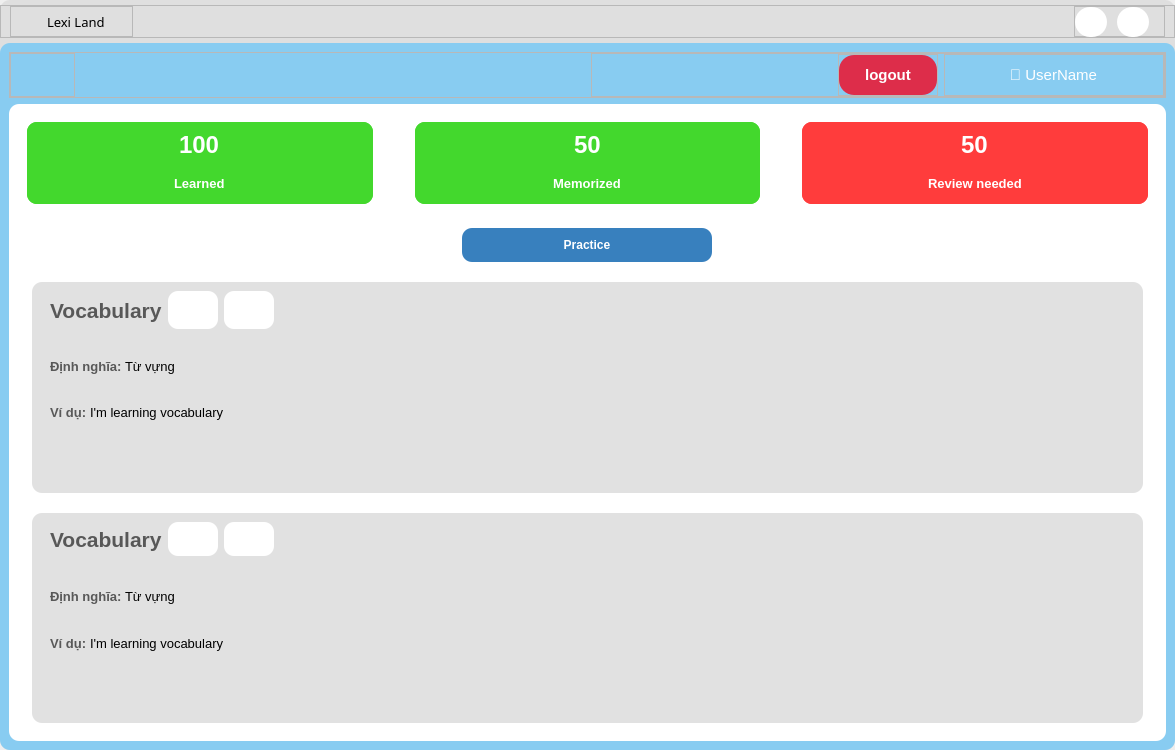
This is UI/forms/topic_word.ui in yuukun123/LexiLand as Qt 5 draws it before an edit. The edited form follows.
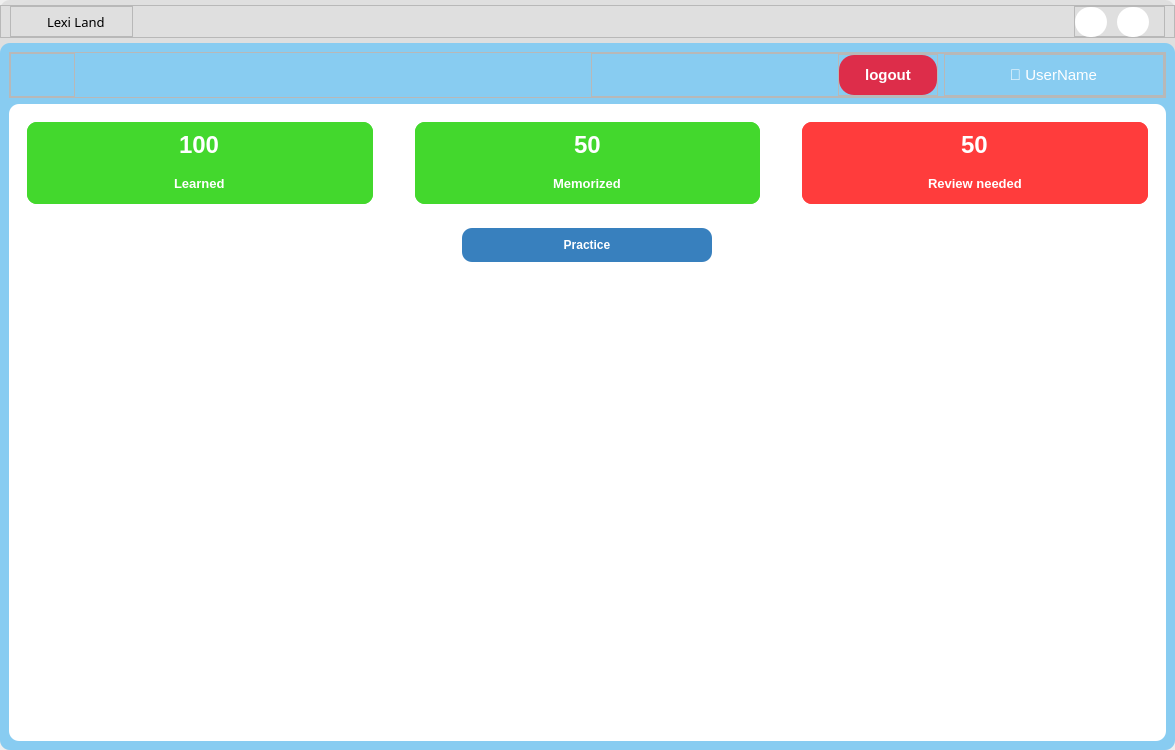
This is the edited form. Icons and pictures are not drawn.

What changed in the file:
```diff
--- a/UI/forms/topic_word.ui
+++ b/UI/forms/topic_word.ui
@@ -1111,745 +1111,6 @@
                        <property name="bottomMargin">
                         <number>0</number>
                        </property>
-                       <item>
-                        <widget class="QFrame" name="frame_29">
-                         <property name="styleSheet">
-                          <string notr="true">background-color: rgb(225, 225, 225);</string>
-                         </property>
-                         <property name="frameShape">
-                          <enum>QFrame::StyledPanel</enum>
-                         </property>
-                         <property name="frameShadow">
-                          <enum>QFrame::Raised</enum>
-                         </property>
-                         <layout class="QVBoxLayout" name="verticalLayout_18">
-                          <property name="spacing">
-                           <number>0</number>
-                          </property>
-                          <item alignment="Qt::AlignLeft">
-                           <widget class="QFrame" name="frame_27">
-                            <property name="frameShape">
-                             <enum>QFrame::StyledPanel</enum>
-                            </property>
-                            <property name="frameShadow">
-                             <enum>QFrame::Raised</enum>
-                            </property>
-                            <layout class="QHBoxLayout" name="horizontalLayout_6">
-                             <property name="leftMargin">
-                              <number>0</number>
-                             </property>
-                             <property name="topMargin">
-                              <number>0</number>
-                             </property>
-                             <property name="rightMargin">
-                              <number>0</number>
-                             </property>
-                             <property name="bottomMargin">
-                              <number>10</number>
-                             </property>
-                             <item>
-                              <widget class="QFrame" name="frame_26">
-                               <property name="frameShape">
-                                <enum>QFrame::StyledPanel</enum>
-                               </property>
-                               <property name="frameShadow">
-                                <enum>QFrame::Raised</enum>
-                               </property>
-                               <layout class="QHBoxLayout" name="horizontalLayout_7">
-                                <property name="topMargin">
-                                 <number>0</number>
-                                </property>
-                                <property name="rightMargin">
-                                 <number>0</number>
-                                </property>
-                                <property name="bottomMargin">
-                                 <number>0</number>
-                                </property>
-                                <item>
-                                 <widget class="QLabel" name="vocab">
-                                  <property name="font">
-                                   <font>
-                                    <pointsize>16</pointsize>
-                                    <weight>75</weight>
-                                    <bold>true</bold>
-                                   </font>
-                                  </property>
-                                  <property name="styleSheet">
-                                   <string notr="true">color: rgb(88, 88, 88);</string>
-                                  </property>
-                                  <property name="text">
-                                   <string>Vocabulary</string>
-                                  </property>
-                                 </widget>
-                                </item>
-                               </layout>
-                              </widget>
-                             </item>
-                             <item>
-                              <widget class="QFrame" name="soundBtn">
-                               <property name="cursor">
-                                <cursorShape>PointingHandCursor</cursorShape>
-                               </property>
-                               <property name="styleSheet">
-                                <string notr="true">background-color: rgb(255, 255, 255);</string>
-                               </property>
-                               <property name="frameShape">
-                                <enum>QFrame::StyledPanel</enum>
-                               </property>
-                               <property name="frameShadow">
-                                <enum>QFrame::Raised</enum>
-                               </property>
-                               <layout class="QHBoxLayout" name="horizontalLayout_8">
-                                <item>
-                                 <widget class="QPushButton" name="pushButton">
-                                  <property name="text">
-                                   <string/>
-                                  </property>
-                                  <property name="icon">
-                                   <iconset resource="../../resource/resource.qrc">
-                                    <normaloff>:/icon/UI/icons/speaker-64.ico</normaloff>:/icon/UI/icons/speaker-64.ico</iconset>
-                                  </property>
-                                  <property name="iconSize">
-                                   <size>
-                                    <width>17</width>
-                                    <height>17</height>
-                                   </size>
-                                  </property>
-                                 </widget>
-                                </item>
-                               </layout>
-                              </widget>
-                             </item>
-                             <item>
-                              <widget class="QFrame" name="editBtn">
-                               <property name="cursor">
-                                <cursorShape>PointingHandCursor</cursorShape>
-                               </property>
-                               <property name="styleSheet">
-                                <string notr="true">background-color: rgb(255, 255, 255);</string>
-                               </property>
-                               <property name="frameShape">
-                                <enum>QFrame::StyledPanel</enum>
-                               </property>
-                               <property name="frameShadow">
-                                <enum>QFrame::Raised</enum>
-                               </property>
-                               <layout class="QHBoxLayout" name="horizontalLayout_9">
-                                <item>
-                                 <widget class="QPushButton" name="pushButton_2">
-                                  <property name="text">
-                                   <string/>
-                                  </property>
-                                  <property name="icon">
-                                   <iconset resource="../../resource/resource.qrc">
-                                    <normaloff>:/icon/UI/icons/edit-11-64.ico</normaloff>:/icon/UI/icons/edit-11-64.ico</iconset>
-                                  </property>
-                                  <property name="iconSize">
-                                   <size>
-                                    <width>18</width>
-                                    <height>18</height>
-                                   </size>
-                                  </property>
-                                 </widget>
-                                </item>
-                               </layout>
-                              </widget>
-                             </item>
-                            </layout>
-                           </widget>
-                          </item>
-                          <item alignment="Qt::AlignLeft">
-                           <widget class="QFrame" name="frame_25">
-                            <property name="font">
-                             <font>
-                              <pointsize>2</pointsize>
-                             </font>
-                            </property>
-                            <property name="frameShape">
-                             <enum>QFrame::StyledPanel</enum>
-                            </property>
-                            <property name="frameShadow">
-                             <enum>QFrame::Raised</enum>
-                            </property>
-                            <layout class="QHBoxLayout" name="horizontalLayout_10">
-                             <property name="spacing">
-                              <number>0</number>
-                             </property>
-                             <property name="leftMargin">
-                              <number>0</number>
-                             </property>
-                             <property name="topMargin">
-                              <number>0</number>
-                             </property>
-                             <property name="bottomMargin">
-                              <number>0</number>
-                             </property>
-                             <item>
-                              <widget class="QFrame" name="frame_31">
-                               <property name="frameShape">
-                                <enum>QFrame::StyledPanel</enum>
-                               </property>
-                               <property name="frameShadow">
-                                <enum>QFrame::Raised</enum>
-                               </property>
-                               <layout class="QHBoxLayout" name="horizontalLayout_15">
-                                <property name="rightMargin">
-                                 <number>3</number>
-                                </property>
-                                <property name="bottomMargin">
-                                 <number>3</number>
-                                </property>
-                                <item>
-                                 <widget class="QLabel" name="label_11">
-                                  <property name="font">
-                                   <font>
-                                    <pointsize>10</pointsize>
-                                    <weight>75</weight>
-                                    <bold>true</bold>
-                                   </font>
-                                  </property>
-                                  <property name="styleSheet">
-                                   <string notr="true">color: rgb(88, 88, 88);</string>
-                                  </property>
-                                  <property name="text">
-                                   <string>Định nghĩa:</string>
-                                  </property>
-                                 </widget>
-                                </item>
-                               </layout>
-                              </widget>
-                             </item>
-                             <item>
-                              <widget class="QFrame" name="frame_32">
-                               <property name="frameShape">
-                                <enum>QFrame::StyledPanel</enum>
-                               </property>
-                               <property name="frameShadow">
-                                <enum>QFrame::Raised</enum>
-                               </property>
-                               <layout class="QHBoxLayout" name="horizontalLayout_16">
-                                <property name="leftMargin">
-                                 <number>0</number>
-                                </property>
-                                <property name="bottomMargin">
-                                 <number>3</number>
-                                </property>
-                                <item>
-                                 <widget class="QLabel" name="define">
-                                  <property name="font">
-                                   <font>
-                                    <pointsize>10</pointsize>
-                                   </font>
-                                  </property>
-                                  <property name="text">
-                                   <string>Từ vựng</string>
-                                  </property>
-                                 </widget>
-                                </item>
-                               </layout>
-                              </widget>
-                             </item>
-                            </layout>
-                           </widget>
-                          </item>
-                          <item alignment="Qt::AlignLeft">
-                           <widget class="QFrame" name="frame_24">
-                            <property name="frameShape">
-                             <enum>QFrame::StyledPanel</enum>
-                            </property>
-                            <property name="frameShadow">
-                             <enum>QFrame::Raised</enum>
-                            </property>
-                            <layout class="QHBoxLayout" name="horizontalLayout_13">
-                             <property name="spacing">
-                              <number>0</number>
-                             </property>
-                             <property name="leftMargin">
-                              <number>0</number>
-                             </property>
-                             <property name="topMargin">
-                              <number>0</number>
-                             </property>
-                             <property name="bottomMargin">
-                              <number>0</number>
-                             </property>
-                             <item>
-                              <widget class="QFrame" name="frame_34">
-                               <property name="frameShape">
-                                <enum>QFrame::StyledPanel</enum>
-                               </property>
-                               <property name="frameShadow">
-                                <enum>QFrame::Raised</enum>
-                               </property>
-                               <layout class="QHBoxLayout" name="horizontalLayout_17">
-                                <property name="rightMargin">
-                                 <number>3</number>
-                                </property>
-                                <item>
-                                 <widget class="QLabel" name="label_12">
-                                  <property name="font">
-                                   <font>
-                                    <pointsize>10</pointsize>
-                                    <weight>75</weight>
-                                    <bold>true</bold>
-                                   </font>
-                                  </property>
-                                  <property name="styleSheet">
-                                   <string notr="true">color: rgb(88, 88, 88);</string>
-                                  </property>
-                                  <property name="text">
-                                   <string>Ví dụ:</string>
-                                  </property>
-                                 </widget>
-                                </item>
-                               </layout>
-                              </widget>
-                             </item>
-                             <item>
-                              <widget class="QFrame" name="frame_35">
-                               <property name="frameShape">
-                                <enum>QFrame::StyledPanel</enum>
-                               </property>
-                               <property name="frameShadow">
-                                <enum>QFrame::Raised</enum>
-                               </property>
-                               <layout class="QHBoxLayout" name="horizontalLayout_18">
-                                <property name="leftMargin">
-                                 <number>0</number>
-                                </property>
-                                <item>
-                                 <widget class="QLabel" name="example">
-                                  <property name="font">
-                                   <font>
-                                    <pointsize>10</pointsize>
-                                   </font>
-                                  </property>
-                                  <property name="text">
-                                   <string>I'm learning vocabulary</string>
-                                  </property>
-                                 </widget>
-                                </item>
-                               </layout>
-                              </widget>
-                             </item>
-                            </layout>
-                           </widget>
-                          </item>
-                          <item alignment="Qt::AlignRight">
-                           <widget class="QFrame" name="frame_23">
-                            <property name="frameShape">
-                             <enum>QFrame::StyledPanel</enum>
-                            </property>
-                            <property name="frameShadow">
-                             <enum>QFrame::Raised</enum>
-                            </property>
-                            <layout class="QHBoxLayout" name="horizontalLayout_14">
-                             <property name="leftMargin">
-                              <number>0</number>
-                             </property>
-                             <property name="topMargin">
-                              <number>0</number>
-                             </property>
-                             <property name="rightMargin">
-                              <number>0</number>
-                             </property>
-                             <property name="bottomMargin">
-                              <number>0</number>
-                             </property>
-                             <item alignment="Qt::AlignRight">
-                              <widget class="QPushButton" name="pushButton_3">
-                               <property name="cursor">
-                                <cursorShape>PointingHandCursor</cursorShape>
-                               </property>
-                               <property name="text">
-                                <string/>
-                               </property>
-                               <property name="icon">
-                                <iconset resource="../../resource/resource.qrc">
-                                 <normaloff>:/icon/UI/icons/delete-64.ico</normaloff>:/icon/UI/icons/delete-64.ico</iconset>
-                               </property>
-                               <property name="iconSize">
-                                <size>
-                                 <width>20</width>
-                                 <height>20</height>
-                                </size>
-                               </property>
-                              </widget>
-                             </item>
-                            </layout>
-                           </widget>
-                          </item>
-                         </layout>
-                        </widget>
-                       </item>
-                       <item>
-                        <widget class="QFrame" name="frame_33">
-                         <property name="styleSheet">
-                          <string notr="true">background-color: rgb(225, 225, 225);</string>
-                         </property>
-                         <property name="frameShape">
-                          <enum>QFrame::StyledPanel</enum>
-                         </property>
-                         <property name="frameShadow">
-                          <enum>QFrame::Raised</enum>
-                         </property>
-                         <layout class="QVBoxLayout" name="verticalLayout_19">
-                          <item alignment="Qt::AlignLeft">
-                           <widget class="QFrame" name="frame_36">
-                            <property name="frameShape">
-                             <enum>QFrame::StyledPanel</enum>
-                            </property>
-                            <property name="frameShadow">
-                             <enum>QFrame::Raised</enum>
-                            </property>
-                            <layout class="QHBoxLayout" name="horizontalLayout_19">
-                             <property name="leftMargin">
-                              <number>0</number>
-                             </property>
-                             <property name="topMargin">
-                              <number>0</number>
-                             </property>
-                             <property name="rightMargin">
-                              <number>0</number>
-                             </property>
-                             <property name="bottomMargin">
-                              <number>10</number>
-                             </property>
-                             <item>
-                              <widget class="QFrame" name="frame_37">
-                               <property name="frameShape">
-                                <enum>QFrame::StyledPanel</enum>
-                               </property>
-                               <property name="frameShadow">
-                                <enum>QFrame::Raised</enum>
-                               </property>
-                               <layout class="QHBoxLayout" name="horizontalLayout_20">
-                                <property name="topMargin">
-                                 <number>0</number>
-                                </property>
-                                <property name="rightMargin">
-                                 <number>0</number>
-                                </property>
-                                <property name="bottomMargin">
-                                 <number>0</number>
-                                </property>
-                                <item>
-                                 <widget class="QLabel" name="label_13">
-                                  <property name="font">
-                                   <font>
-                                    <pointsize>16</pointsize>
-                                    <weight>75</weight>
-                                    <bold>true</bold>
-                                   </font>
-                                  </property>
-                                  <property name="styleSheet">
-                                   <string notr="true">color: rgb(88, 88, 88);</string>
-                                  </property>
-                                  <property name="text">
-                                   <string>Vocabulary</string>
-                                  </property>
-                                 </widget>
-                                </item>
-                               </layout>
-                              </widget>
-                             </item>
-                             <item>
-                              <widget class="QFrame" name="frame_38">
-                               <property name="cursor">
-                                <cursorShape>PointingHandCursor</cursorShape>
-                               </property>
-                               <property name="styleSheet">
-                                <string notr="true">background-color: rgb(255, 255, 255);</string>
-                               </property>
-                               <property name="frameShape">
-                                <enum>QFrame::StyledPanel</enum>
-                               </property>
-                               <property name="frameShadow">
-                                <enum>QFrame::Raised</enum>
-                               </property>
-                               <layout class="QHBoxLayout" name="horizontalLayout_21">
-                                <item>
-                                 <widget class="QPushButton" name="pushButton_5">
-                                  <property name="text">
-                                   <string/>
-                                  </property>
-                                  <property name="icon">
-                                   <iconset resource="../../resource/resource.qrc">
-                                    <normaloff>:/icon/UI/icons/speaker-64.ico</normaloff>:/icon/UI/icons/speaker-64.ico</iconset>
-                                  </property>
-                                  <property name="iconSize">
-                                   <size>
-                                    <width>17</width>
-                                    <height>17</height>
-                                   </size>
-                                  </property>
-                                 </widget>
-                                </item>
-                               </layout>
-                              </widget>
-                             </item>
-                             <item>
-                              <widget class="QFrame" name="frame_39">
-                               <property name="cursor">
-                                <cursorShape>PointingHandCursor</cursorShape>
-                               </property>
-                               <property name="styleSheet">
-                                <string notr="true">background-color: rgb(255, 255, 255);</string>
-                               </property>
-                               <property name="frameShape">
-                                <enum>QFrame::StyledPanel</enum>
-                               </property>
-                               <property name="frameShadow">
-                                <enum>QFrame::Raised</enum>
-                               </property>
-                               <layout class="QHBoxLayout" name="horizontalLayout_22">
-                                <item>
-                                 <widget class="QPushButton" name="pushButton_6">
-                                  <property name="text">
-                                   <string/>
-                                  </property>
-                                  <property name="icon">
-                                   <iconset resource="../../resource/resource.qrc">
-                                    <normaloff>:/icon/UI/icons/edit-11-64.ico</normaloff>:/icon/UI/icons/edit-11-64.ico</iconset>
-                                  </property>
-                                  <property name="iconSize">
-                                   <size>
-                                    <width>18</width>
-                                    <height>18</height>
-                                   </size>
-                                  </property>
-                                 </widget>
-                                </item>
-                               </layout>
-                              </widget>
-                             </item>
-                            </layout>
-                           </widget>
-                          </item>
-                          <item alignment="Qt::AlignLeft">
-                           <widget class="QFrame" name="frame_43">
-                            <property name="font">
-                             <font>
-                              <pointsize>2</pointsize>
-                             </font>
-                            </property>
-                            <property name="frameShape">
-                             <enum>QFrame::StyledPanel</enum>
-                            </property>
-                            <property name="frameShadow">
-                             <enum>QFrame::Raised</enum>
-                            </property>
-                            <layout class="QHBoxLayout" name="horizontalLayout_26">
-                             <property name="spacing">
-                              <number>0</number>
-                             </property>
-                             <property name="leftMargin">
-                              <number>0</number>
-                             </property>
-                             <property name="topMargin">
-                              <number>0</number>
-                             </property>
-                             <property name="bottomMargin">
-                              <number>0</number>
-                             </property>
-                             <item>
-                              <widget class="QFrame" name="frame_44">
-                               <property name="frameShape">
-                                <enum>QFrame::StyledPanel</enum>
-                               </property>
-                               <property name="frameShadow">
-                                <enum>QFrame::Raised</enum>
-                               </property>
-                               <layout class="QHBoxLayout" name="horizontalLayout_27">
-                                <property name="rightMargin">
-                                 <number>3</number>
-                                </property>
-                                <property name="bottomMargin">
-                                 <number>3</number>
-                                </property>
-                                <item>
-                                 <widget class="QLabel" name="label_16">
-                                  <property name="font">
-                                   <font>
-                                    <pointsize>10</pointsize>
-                                    <weight>75</weight>
-                                    <bold>true</bold>
-                                   </font>
-                                  </property>
-                                  <property name="styleSheet">
-                                   <string notr="true">color: rgb(88, 88, 88);</string>
-                                  </property>
-                                  <property name="text">
-                                   <string>Định nghĩa:</string>
-                                  </property>
-                                 </widget>
-                                </item>
-                               </layout>
-                              </widget>
-                             </item>
-                             <item>
-                              <widget class="QFrame" name="frame_45">
-                               <property name="frameShape">
-                                <enum>QFrame::StyledPanel</enum>
-                               </property>
-                               <property name="frameShadow">
-                                <enum>QFrame::Raised</enum>
-                               </property>
-                               <layout class="QHBoxLayout" name="horizontalLayout_30">
-                                <property name="leftMargin">
-                                 <number>0</number>
-                                </property>
-                                <property name="bottomMargin">
-                                 <number>3</number>
-                                </property>
-                                <item>
-                                 <widget class="QLabel" name="label_17">
-                                  <property name="font">
-                                   <font>
-                                    <pointsize>10</pointsize>
-                                   </font>
-                                  </property>
-                                  <property name="text">
-                                   <string>Từ vựng</string>
-                                  </property>
-                                 </widget>
-                                </item>
-                               </layout>
-                              </widget>
-                             </item>
-                            </layout>
-                           </widget>
-                          </item>
-                          <item alignment="Qt::AlignLeft">
-                           <widget class="QFrame" name="frame_40">
-                            <property name="frameShape">
-                             <enum>QFrame::StyledPanel</enum>
-                            </property>
-                            <property name="frameShadow">
-                             <enum>QFrame::Raised</enum>
-                            </property>
-                            <layout class="QHBoxLayout" name="horizontalLayout_23">
-                             <property name="spacing">
-                              <number>0</number>
-                             </property>
-                             <property name="leftMargin">
-                              <number>0</number>
-                             </property>
-                             <property name="topMargin">
-                              <number>0</number>
-                             </property>
-                             <property name="bottomMargin">
-                              <number>0</number>
-                             </property>
-                             <item>
-                              <widget class="QFrame" name="frame_41">
-                               <property name="frameShape">
-                                <enum>QFrame::StyledPanel</enum>
-                               </property>
-                               <property name="frameShadow">
-                                <enum>QFrame::Raised</enum>
-                               </property>
-                               <layout class="QHBoxLayout" name="horizontalLayout_24">
-                                <property name="rightMargin">
-                                 <number>3</number>
-                                </property>
-                                <item>
-                                 <widget class="QLabel" name="label_14">
-                                  <property name="font">
-                                   <font>
-                                    <pointsize>10</pointsize>
-                                    <weight>75</weight>
-                                    <bold>true</bold>
-                                   </font>
-                                  </property>
-                                  <property name="styleSheet">
-                                   <string notr="true">color: rgb(88, 88, 88);</string>
-                                  </property>
-                                  <property name="text">
-                                   <string>Ví dụ:</string>
-                                  </property>
-                                 </widget>
-                                </item>
-                               </layout>
-                              </widget>
-                             </item>
-                             <item>
-                              <widget class="QFrame" name="frame_42">
-                               <property name="frameShape">
-                                <enum>QFrame::StyledPanel</enum>
-                               </property>
-                               <property name="frameShadow">
-                                <enum>QFrame::Raised</enum>
-                               </property>
-                               <layout class="QHBoxLayout" name="horizontalLayout_25">
-                                <property name="leftMargin">
-                                 <number>0</number>
-                                </property>
-                                <item>
-                                 <widget class="QLabel" name="label_15">
-                                  <property name="font">
-                                   <font>
-                                    <pointsize>10</pointsize>
-                                   </font>
-                                  </property>
-                                  <property name="text">
-                                   <string>I'm learning vocabulary</string>
-                                  </property>
-                                 </widget>
-                                </item>
-                               </layout>
-                              </widget>
-                             </item>
-                            </layout>
-                           </widget>
-                          </item>
-                          <item>
-                           <widget class="QFrame" name="frame_46">
-                            <property name="frameShape">
-                             <enum>QFrame::StyledPanel</enum>
-                            </property>
-                            <property name="frameShadow">
-                             <enum>QFrame::Raised</enum>
-                            </property>
-                            <layout class="QHBoxLayout" name="horizontalLayout_31">
-                             <property name="leftMargin">
-                              <number>0</number>
-                             </property>
-                             <property name="topMargin">
-                              <number>0</number>
-                             </property>
-                             <property name="rightMargin">
-                              <number>0</number>
-                             </property>
-                             <property name="bottomMargin">
-                              <number>0</number>
-                             </property>
-                             <item alignment="Qt::AlignRight">
-                              <widget class="QPushButton" name="pushButton_7">
-                               <property name="cursor">
-                                <cursorShape>PointingHandCursor</cursorShape>
-                               </property>
-                               <property name="text">
-                                <string/>
-                               </property>
-                               <property name="icon">
-                                <iconset resource="../../resource/resource.qrc">
-                                 <normaloff>:/icon/UI/icons/delete-64.ico</normaloff>:/icon/UI/icons/delete-64.ico</iconset>
-                               </property>
-                               <property name="iconSize">
-                                <size>
-                                 <width>20</width>
-                                 <height>20</height>
-                                </size>
-                               </property>
-                              </widget>
-                             </item>
-                            </layout>
-                           </widget>
-                          </item>
-                         </layout>
-                        </widget>
-                       </item>
                       </layout>
                      </widget>
                     </item>
```
Left out of the diff: 2 changed lines with no effect on the pictures.
